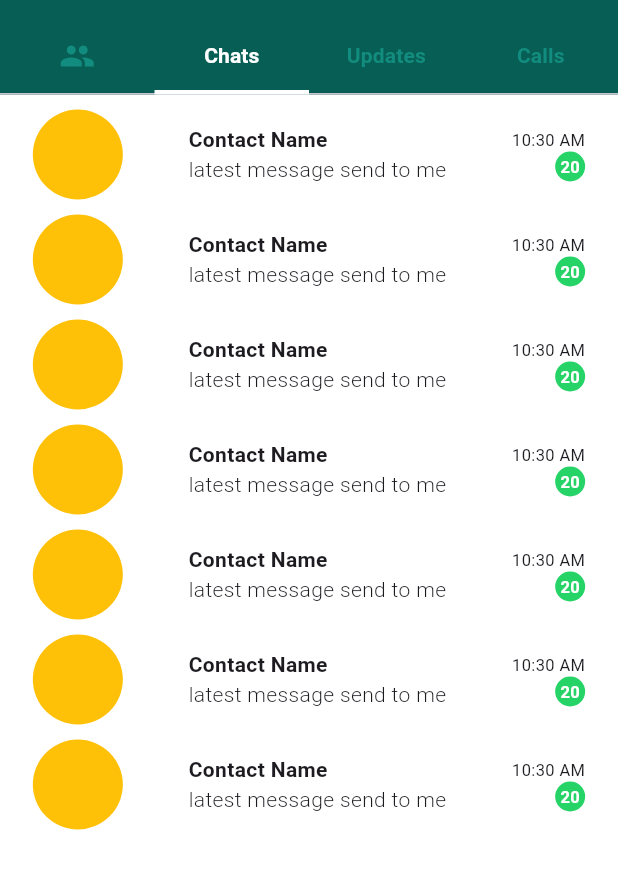
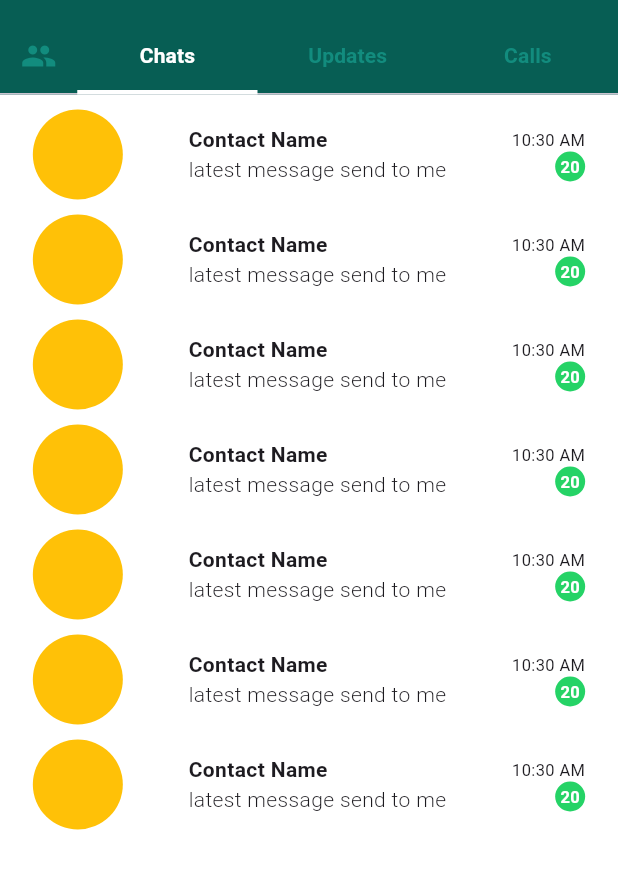
Before and after one commit to hamzakhalidchouhdary/flutter-ninja, a Flutter app: the screen it shows after launch, on a phone screen of 412 x 824 dp, the part 63-952 px from its top. Run offline on Flutter 3.47's test engine with Material 3 defaults, Android fonts, the phone set to English and light mode, and no system bars.

Commit message:
fixed tab width issue

```diff
--- a/lib/main.dart
+++ b/lib/main.dart
@@ -25,6 +25,9 @@ class _MyFlutterAppState extends State<MyFlutterApp> {
 
   @override
   Widget build(BuildContext context) {
+    double deviceWidth = MediaQuery.of(context).size.width;
+    double peopleTabWidth = deviceWidth / 8;
+    double standardTabWidth = (deviceWidth - peopleTabWidth) / 3;
     return MaterialApp(
       home: DefaultTabController(
         initialIndex: 1,
@@ -58,22 +61,40 @@ class _MyFlutterAppState extends State<MyFlutterApp> {
                 onPressed: () {},
               )
             ],
-            bottom: const TabBar(
+            bottom: TabBar(
               indicatorColor: Colors.white,
               indicatorWeight: 3.0,
               indicatorSize: TabBarIndicatorSize.tab,
               automaticIndicatorColorAdjustment: true,
               labelColor: Colors.white,
-              unselectedLabelColor: Color.fromRGBO(18, 140, 126, 1),
-              labelStyle: TextStyle(
+              unselectedLabelColor: const Color.fromRGBO(18, 140, 126, 1),
+              labelStyle: const TextStyle(
                 fontWeight: FontWeight.bold,
                 color: Colors.white,
               ),
+              isScrollable: true,
+              labelPadding: const EdgeInsets.symmetric(horizontal: 0.0),
+              tabAlignment: TabAlignment.center,
               tabs: [
-                Tab(icon: Icon(Icons.people)),
-                Tab(text: 'Chats'),
-                Tab(text: 'Updates'),
-                Tab(text: 'Calls'),
+                SizedBox(
+                  width: peopleTabWidth,
+                  child: const Tab(
+                    icon: Icon(Icons.people),
+                    iconMargin: EdgeInsets.all(0),
+                  ),
+                ),
+                SizedBox(
+                  width: standardTabWidth,
+                  child: const Tab(text: 'Chats'),
+                ),
+                SizedBox(
+                  width: standardTabWidth,
+                  child: const Tab(text: 'Updates'),
+                ),
+                SizedBox(
+                  width: standardTabWidth,
+                  child: const Tab(text: 'Calls'),
+                ),
               ],
             ),
           ),
```
